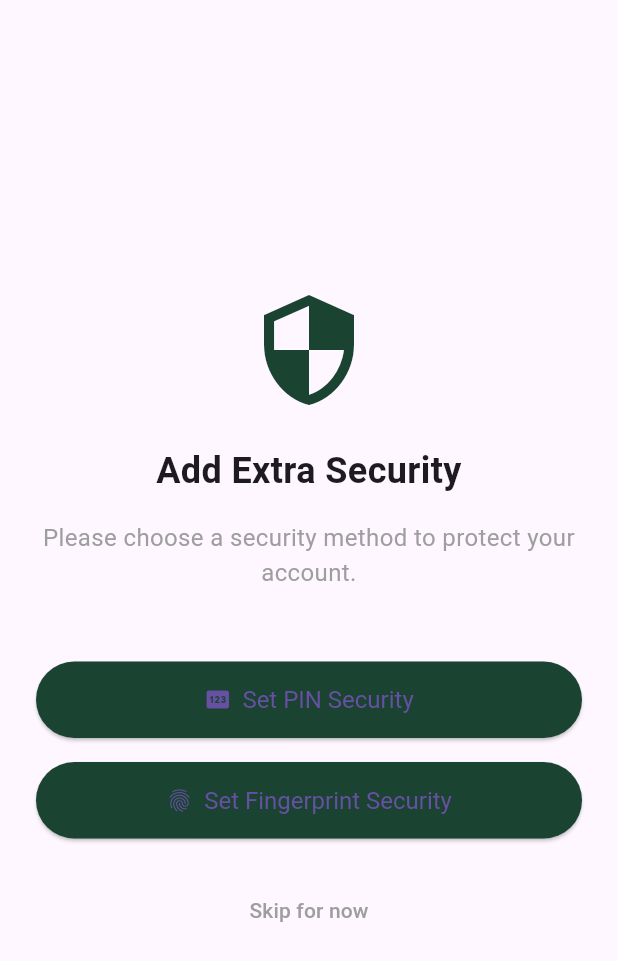
After one commit to AhmadIb227/fart-app, a Flutter app: the SecurityChoiceView screen opened by its route, on a phone screen of 412 x 824 dp. The commit adds this screen. Shown: the top 961 px of the screen. Run offline on Flutter 3.47's test engine with Material 3 defaults, Android fonts, the phone set to English and light mode, and no system bars; our stand-ins replace email_validator, get, get_storage, local_auth, pinput; accounts and stored records are empty.

Commit message:
feat(security): add security choice and pin setup screens

```diff
--- a/lib/app/modules/security/bindings/security_binding.dart
+++ b/lib/app/modules/security/bindings/security_binding.dart
@@ -1,11 +1,11 @@
 import 'package:get/get.dart';
 import '../controllers/fingerprint_controller.dart';
+import '../controllers/pin_setup_controller.dart'; // إضافة جديدة
 
 class SecurityBinding extends Bindings {
   @override
   void dependencies() {
-    Get.lazyPut<FingerprintController>(
-      () => FingerprintController(),
-    );
+    Get.lazyPut<FingerprintController>(() => FingerprintController());
+    Get.lazyPut<PinSetupController>(() => PinSetupController()); // إضافة جديدة
   }
 }
--- /dev/null
+++ b/lib/app/modules/security/controllers/pin_setup_controller.dart
@@ -0,0 +1,17 @@
+import 'package:get/get.dart';
+import 'package:get_storage/get_storage.dart';
+import 'package:messaging_app/app/routes/app_pages.dart';
+
+class PinSetupController extends GetxController {
+  final storage = GetStorage();
+
+  void savePin(String pin) async {
+    // Here you would typically hash the PIN before saving
+    await storage.write('user_pin', pin);
+    await storage.write('is_pin_enabled', true);
+
+    Get.snackbar('Success', 'Your PIN has been saved securely.');
+    await Future.delayed(const Duration(seconds: 1));
+    Get.offAllNamed(Routes.LOGIN); // Navigate to home
+  }
+}
--- /dev/null
+++ b/lib/app/modules/security/views/security_choice_view.dart
@@ -0,0 +1,74 @@
+import 'package:flutter/material.dart';
+import 'package:get/get.dart';
+import 'package:messaging_app/app/routes/app_pages.dart';
+
+class SecurityChoiceView extends StatelessWidget {
+  const SecurityChoiceView({Key? key}) : super(key: key);
+
+  @override
+  Widget build(BuildContext context) {
+    return Scaffold(
+      body: SafeArea(
+        child: Padding(
+          padding: const EdgeInsets.all(24.0),
+          child: Column(
+            mainAxisAlignment: MainAxisAlignment.center,
+            crossAxisAlignment: CrossAxisAlignment.stretch,
+            children: [
+              const Icon(Icons.security, size: 80, color: Color(0xFF1B4332)),
+              const SizedBox(height: 24),
+              const Text(
+                'Add Extra Security',
+                textAlign: TextAlign.center,
+                style: TextStyle(fontSize: 24, fontWeight: FontWeight.bold),
+              ),
+              const SizedBox(height: 16),
+              const Text(
+                'Please choose a security method to protect your account.',
+                textAlign: TextAlign.center,
+                style: TextStyle(fontSize: 16, color: Colors.grey),
+              ),
+              const SizedBox(height: 48),
+              ElevatedButton.icon(
+                icon: const Icon(Icons.pin),
+                label: const Text('Set PIN Security'),
+                onPressed: () {
+                  Get.toNamed(Routes.PIN_SETUP);
+                },
+                style: ElevatedButton.styleFrom(
+                  backgroundColor: const Color(0xFF1B4332),
+                  padding: const EdgeInsets.symmetric(vertical: 16),
+                  textStyle: const TextStyle(fontSize: 16),
+                ),
+              ),
+              const SizedBox(height: 16),
+              ElevatedButton.icon(
+                icon: const Icon(Icons.fingerprint),
+                label: const Text('Set Fingerprint Security'),
+                onPressed: () {
+                  Get.toNamed(Routes.FINGERPRINT);
+                },
+                style: ElevatedButton.styleFrom(
+                  backgroundColor: const Color(0xFF1B4332),
+                  padding: const EdgeInsets.symmetric(vertical: 16),
+                  textStyle: const TextStyle(fontSize: 16),
+                ),
+              ),
+              const SizedBox(height: 24),
+              TextButton(
+                onPressed: () {
+                  // Navigate to home or main app screen
+                  Get.offAllNamed(Routes.LOGIN); // Currently goes back to login
+                },
+                child: const Text(
+                  'Skip for now',
+                  style: TextStyle(color: Colors.grey),
+                ),
+              ),
+            ],
+          ),
+        ),
+      ),
+    );
+  }
+}
--- a/lib/app/routes/app_pages.dart
+++ b/lib/app/routes/app_pages.dart
@@ -5,7 +5,8 @@ import 'package:messaging_app/app/modules/security/bindings/security_binding.dar
 import 'package:messaging_app/app/modules/security/views/fingerprint_view.dart';
 import '../modules/auth/views/login_view.dart';
 import '../modules/auth/views/otp_view.dart';
-
+import '../modules/security/views/pin_setup_view.dart';
+import '../modules/security/views/security_choice_view.dart';
 
 part 'app_routes.dart';
 
@@ -28,5 +29,17 @@ class AppPages {
       page: () => const FingerprintView(),
       binding: SecurityBinding(),
     ),
+    GetPage(
+      // إضافة جديدة
+      name: Routes.SECURITY_CHOICE,
+      page: () => const SecurityChoiceView(),
+      binding: SecurityBinding(),
+    ),
+    GetPage(
+      // إضافة جديدة
+      name: Routes.PIN_SETUP,
+      page: () => const PinSetupView(),
+      binding: SecurityBinding(),
+    ),
   ];
 }
--- a/lib/app/routes/app_routes.dart
+++ b/lib/app/routes/app_routes.dart
@@ -5,5 +5,6 @@ abstract class Routes {
   static const LOGIN = '/login';
   static const OTP = '/otp';
   static const FINGERPRINT = '/fingerprint';
-
+  static const SECURITY_CHOICE = '/security-choice';
+  static const PIN_SETUP = '/pin-setup';
 }
--- a/lib/main.dart
+++ b/lib/main.dart
@@ -4,6 +4,8 @@ import 'package:get_storage/get_storage.dart';
 import 'app/routes/app_pages.dart';
 
 void main() async {
+  WidgetsFlutterBinding.ensureInitialized();
+
   await GetStorage.init();
 
   runApp(
```
Also changed, not shown: lib/app/modules/auth/controllers/login_controller.dart (+1 -13 lines), lib/app/modules/security/views/pin_setup_view.dart (added, +44 -0 lines).
